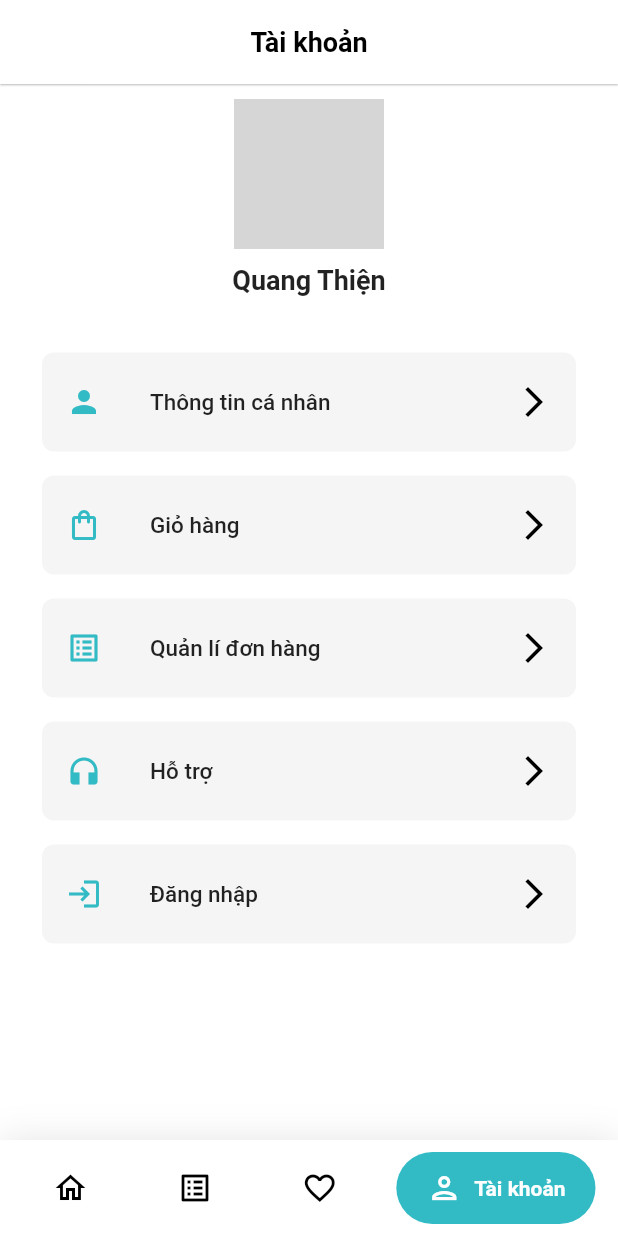
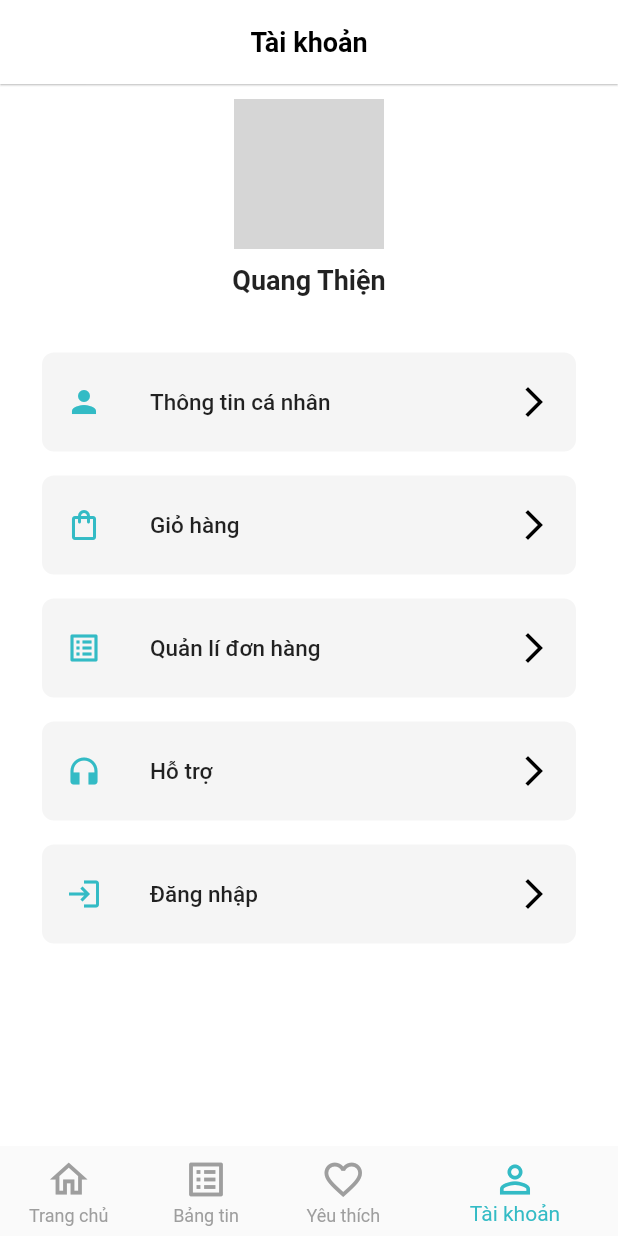
Before and after one commit to devlow03/app_ft_ttech, a Flutter app: the screen it shows after launch, item 4 of the bottom bar chosen, on a phone screen of 412 x 824 dp. Run offline on Flutter 3.47's test engine with Material 2 defaults, Android fonts, the phone set to English and light mode, and no system bars; drawn by our look-alikes of google_nav_bar; our stand-ins replace cached_network_image, carousel_slider, dio, flutter_cache_manager, flutter_html, flutter_svg and 7 more; missing offline and left inert: encrypted_shared_preferences; generated files the repository leaves out were written again; network calls fail; key blocks and very long unbroken strings in the code were emptied for the run; grey boxes are pictures that could not be loaded.

Commit message:
fix bottom bar

```diff
--- a/lib/src/module/index/index_view.dart
+++ b/lib/src/module/index/index_view.dart
@@ -1,100 +1,67 @@
+import 'package:app_ft_tmart/src/core/xcolor.dart';
 import 'package:app_ft_tmart/src/module/favourites/favourites_view.dart';
+import 'package:app_ft_tmart/src/module/home/home_view.dart';
 import 'package:app_ft_tmart/src/module/news/news_view.dart';
 import 'package:app_ft_tmart/src/module/profile/profile_view.dart';
 import 'package:flutter/material.dart';
 import 'package:get/get.dart';
-import 'package:google_nav_bar/google_nav_bar.dart';
 
-import '../../core/xcolor.dart';
-import '../home/home_view.dart';
 import 'index_logic.dart';
+class IndexPage extends StatelessWidget {
+  IndexPage({Key? key}) : super(key: key);
 
-class IndexPage extends StatefulWidget {
-  const IndexPage({Key? key}) : super(key: key);
 
-  @override
-  State<IndexPage> createState() => _IndexPageState();
-}
-
-class _IndexPageState extends State<IndexPage> {
-  int _selectedIndex = 0;
-  static const List<Widget> _widgetOptions = <Widget>[
-    HomePage(),
-    NewsPage(),
-    FavouritesPage(),
-    ProfilePage(),
-    // ProfileScreen()
-  ];
   @override
   Widget build(BuildContext context) {
     final logic = Get.put(IndexLogic());
 
+    List<Map<String, dynamic>> bottomNavigationBarItems = [
+      {
+        'icon': Icon(Icons.home_outlined),
+        'label': 'Trang chủ',
+        'screen': HomePage(),
+      },
+      {
+        'icon': Icon(Icons.list_alt_outlined),
+        'label': 'Bảng tin',
+        'screen': NewsPage(),
+      },
+      {
+        'icon':Icon(Icons.favorite_border_outlined),
+        'label': 'Yêu thích',
+        'screen': FavouritesPage(),
+      },
+      {
+        'icon':Icon(Icons.person_outline_outlined),
+        'label': 'Tài khoản',
+        'screen': ProfilePage(),
+      },
 
-    return Scaffold(
-      body: Center(
-        child: _widgetOptions.elementAt(_selectedIndex),
-      ),
-      bottomNavigationBar: Container(
-        decoration: BoxDecoration(
-          color: Colors.white,
-          boxShadow: [
-            BoxShadow(
-              blurRadius: 20,
-              color: Colors.black.withOpacity(.1),
-            )
-          ],
+    ];
+    return Obx(() {
+      return Scaffold(
+        bottomNavigationBar: BottomNavigationBar(
+          iconSize: 30,
+          unselectedItemColor: Colors.grey,
+          showUnselectedLabels: true,
+          // selectedLabelStyle: TextStyle(fontSize: 0),
+          backgroundColor: Colors.white,
+          selectedItemColor: XColor.primary,
+          elevation: 0.0,
+          showSelectedLabels: true,
+          onTap: logic.tabSelect,
+          currentIndex: logic.tabIndex.value,
+          items: bottomNavigationBarItems.map((e) {
+            return BottomNavigationBarItem(
+              icon: e['icon'],
+              // activeIcon: e['active'],
+              label: e['label'],
+
+            );
+          }).toList(),
         ),
-        child: SafeArea(
-          child: Padding(
-            padding: EdgeInsets.symmetric(horizontal: 15.0, vertical: 8),
-            child: GNav(
-              // tabBorderRadius: 8,
-              backgroundColor: Colors.white,
-              rippleColor: Colors.blue,
-              hoverColor: Colors.blue,
-              gap: 8,
-              activeColor: Colors.white,
-              iconSize: 24,
-              padding: const EdgeInsets.symmetric(horizontal: 20, vertical: 12),
-              duration: const Duration(milliseconds: 400),
-              tabBackgroundColor: XColor.primary,
-              color: Colors.white,
-              // tabActiveBorder: Border.fromBorderSide(BorderSide(
-              //   color: Colors.blue.shade700
-              // )),
-              tabs:  [
-                GButton(
-                  icon: Icons.home_outlined,
-                  text: 'Trang chủ',
-                  iconColor: Colors.black,
-                ),
-                GButton(
-                  icon: Icons.list_alt,
-                  text: 'Tin tức',
-                  iconColor: Colors.black,
-                ),
-                GButton(
-                  icon: Icons.favorite_border_outlined,
-                  text: 'Yêu thích',
-                  iconColor: Colors.black,
-                ),
-                GButton(
-                  icon: Icons.person_outlined,
-                  text: 'Tài khoản',
-                  iconColor: Colors.black,
-                ),
-
-              ],
-              selectedIndex: _selectedIndex,
-              onTabChange: (index) {
-                setState(() {
-                  _selectedIndex = index;
-                });
-              },
-            ),
-          ),
-        ),
-      ),
-    );
+        body: bottomNavigationBarItems[logic.tabIndex.value]['screen'],
+      );
+    });
   }
 }
```
Also changed, not shown: 1 other file.
